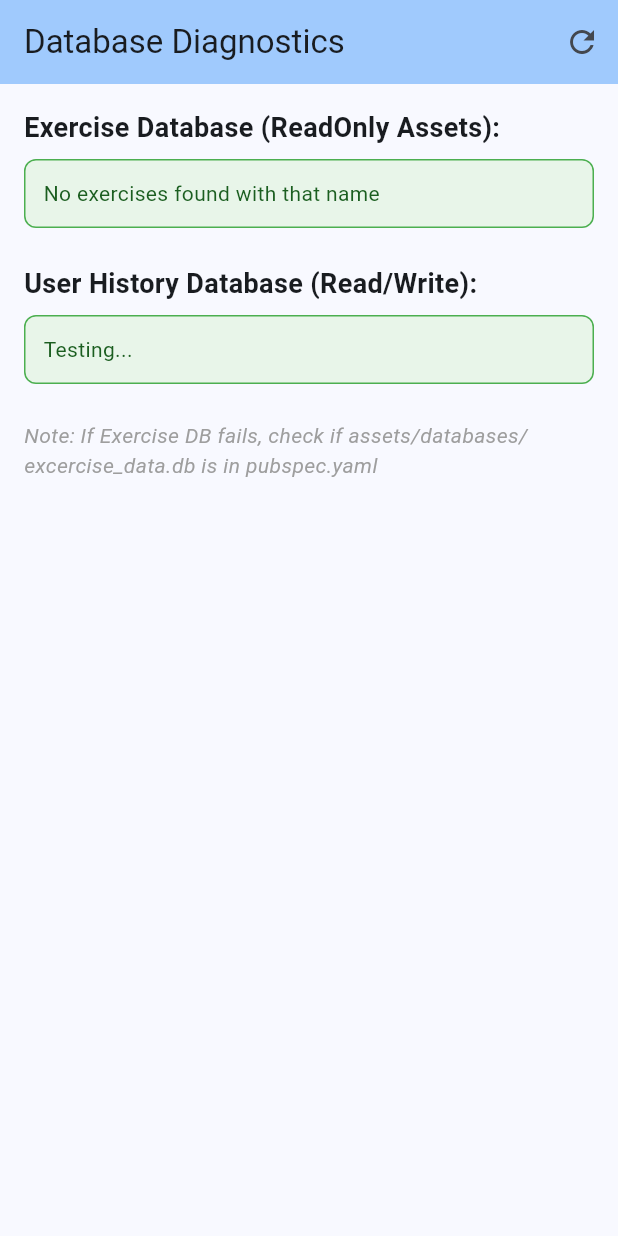
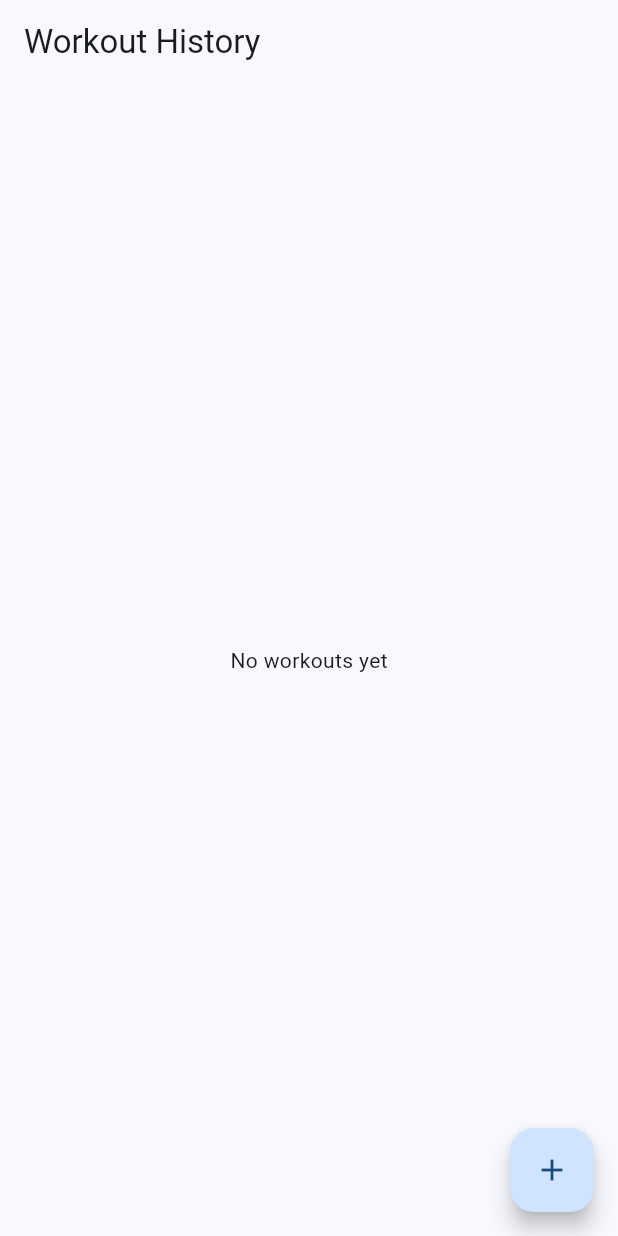
Before and after one commit to KATTSS/Workout_planner, a Flutter app: the screen it shows after launch, on a phone screen of 412 x 824 dp. Run offline on Flutter 3.47's test engine with Material 3 defaults, Android fonts, the phone set to English and light mode, and no system bars; our stand-ins replace flutter_riverpod, sqflite; accounts and stored records are empty; statements that could not run were skipped.

Commit message:
Feature: add providers to the project

```diff
--- /dev/null
+++ b/workout_planner/lib/Features/Presentation/Screens/workout_list_screen.dart
@@ -0,0 +1,46 @@
+import 'package:flutter/material.dart';
+import 'package:flutter_riverpod/flutter_riverpod.dart';
+import 'package:workout_planner/Features/Presentation/State/history_providers.dart';
+
+class WorkoutListScreen extends ConsumerWidget {
+  const WorkoutListScreen({super.key});
+
+  @override
+  Widget build(BuildContext context, WidgetRef ref) {
+    final workoutsAsync = ref.watch(recentWorkoutsProvider);
+
+    return Scaffold(
+      appBar: AppBar(title: const Text('Workout History')),
+      floatingActionButton: FloatingActionButton(
+        onPressed: () {
+          // TODO: Переход к созданию новой тренировки
+        },
+        child: const Icon(Icons.add),
+      ),
+      body: workoutsAsync.when(
+        data: (workouts) => workouts.isEmpty
+            ? const Center(child: Text('No workouts yet'))
+            : ListView.builder(
+                itemCount: workouts.length,
+                itemBuilder: (context, index) {
+                  final workout = workouts[index];
+                  return ListTile(
+                    title: Text(workout.date.toString().split(' ')[0]),
+                    subtitle: Text(
+                      '${workout.exerciseCount} exercises • ${workout.totalSets} sets',
+                    ),
+                    trailing: Icon(
+                      workout.isCompleted ? Icons.check_circle : Icons.edit,
+                    ),
+                    onTap: () {
+                      // TODO: Переход к деталям тренировки
+                    },
+                  );
+                },
+              ),
+        loading: () => const Center(child: CircularProgressIndicator()),
+        error: (error, stack) => Center(child: Text('Error: $error')),
+      ),
+    );
+  }
+}
--- /dev/null
+++ b/workout_planner/lib/Features/Presentation/State/history_providers.dart
@@ -0,0 +1,17 @@
+import 'package:flutter_riverpod/flutter_riverpod.dart';
+import 'package:workout_planner/Features/Domain/Entities/Workout/workout.dart';
+import 'package:workout_planner/Features/Domain/UseCases/Workout/providers.dart';
+import 'package:workout_planner/Features/Data/Providers/data_providers.dart';
+
+final recentWorkoutsProvider = FutureProvider<List<Workout>>((ref) async {
+  final getHistory = ref.watch(getWorkoutHistoryProvider);
+  return getHistory.getRecentWorkouts(limit: 20);
+});
+
+final workoutByIdProvider = FutureProvider.family<Workout?, int>((
+  ref,
+  id,
+) async {
+  final historyRepo = ref.watch(historyRepoProvider);
+  return historyRepo.getWorkout(id);
+});
--- a/workout_planner/lib/main.dart
+++ b/workout_planner/lib/main.dart
@@ -1,19 +1,17 @@
 import 'package:flutter/material.dart';
-import 'package:workout_planner/Features/Data/Repository/history_repo_realisation.dart';
-import 'package:workout_planner/Features/Data/Repository/exercise_repo_realisation.dart';
-import 'package:workout_planner/Features/Data/Service/exercise_db.dart';
-import 'package:workout_planner/Features/Data/Service/local_workout_data_source.dart';
+import 'package:flutter_riverpod/flutter_riverpod.dart';
 import 'package:workout_planner/Features/Data/Service/user_hist_db.dart';
-import 'Features/Domain/Entities/Performance/set_data.dart';
-import 'Features/Domain/Entities/Performance/ex_perfomance.dart';
-import 'Features/Application/Workout/workout_builder.dart';
+import 'package:workout_planner/Features/Presentation/Screens/workout_list_screen.dart';
 
 void main() async {
   WidgetsFlutterBinding.ensureInitialized();
-
   await UserHistDb.instance.init();
 
-  runApp(const MyApp());
+  runApp(
+    const ProviderScope(
+      child: MyApp(),
+    ),
+  );
 }
 
 class MyApp extends StatelessWidget {
@@ -22,175 +20,12 @@ class MyApp extends StatelessWidget {
   @override
   Widget build(BuildContext context) {
     return MaterialApp(
-      title: 'Workout DB Check',
+      title: 'Workout Planner',
       theme: ThemeData(
         colorScheme: ColorScheme.fromSeed(seedColor: Colors.blue),
         useMaterial3: true,
       ),
-      home: const MyHomePage(title: 'Database Diagnostics'),
+      home: const WorkoutListScreen(),
     );
   }
 }
-
-class MyHomePage extends StatefulWidget {
-  const MyHomePage({super.key, required this.title});
-  final String title;
-
-  @override
-  State<MyHomePage> createState() => _MyHomePageState();
-}
-
-class _MyHomePageState extends State<MyHomePage> {
-  late final HistoryRepo _historyRepo;
-  late final ExerciseRepo _ExerciseRepo;
-  late final LocalWorkoutDataSource _localWorkoutDataSource;
-
-  String _exerciseDbStatus = 'Testing...';
-  String _historyDbStatus = 'Testing...';
-  bool _isLoading = true;
-
-  @override
-  void initState() {
-    super.initState();
-    _localWorkoutDataSource = LocalWorkoutDataSource(UserHistDb.instance);
-    _ExerciseRepo = ExerciseRepo(ExerciseDb.instance);
-    _historyRepo = HistoryRepo(_localWorkoutDataSource, _ExerciseRepo);
-    _runDiagnostics();
-  }
-
-  Future<void> _runDiagnostics() async {
-    setState(() => _isLoading = true);
-
-    try {
-      final exercises = await _ExerciseRepo.getByName('Advanced Kettlebell');
-
-      if (exercises.isNotEmpty) {
-        _exerciseDbStatus =
-            'Success! Found ${exercises.length} exercise(s): ${exercises.first.toString()}';
-      } else {
-        _exerciseDbStatus = 'No exercises found with that name';
-      }
-
-      if (exercises.isNotEmpty) {
-        final testExercise = exercises.first;
-
-        final testSet = SetData(reps: 10, weight: 1.0);
-        final secondSet = SetData(reps: 12, weight: 1.2);
-
-        final exercisePerformance = ExercisePerformance.create(
-          exercise: testExercise,
-          sets: [testSet, secondSet],
-        );
-
-        final testWorkout = WorkoutBuilder()
-            .addExercise(exercisePerformance)
-            .setNotes("Testing database functionality")
-            .setDate(DateTime.now())
-            .build();
-
-        final savedId = await _historyRepo.saveWorkout(testWorkout);
-
-        if (savedId > 0) {
-          _historyDbStatus = 'Success! Record saved with ID: $savedId. ';
-
-          final retrieved = await _historyRepo.getWorkout(savedId);
-
-          if (retrieved != null) {
-            _historyDbStatus +=
-                'Retrieved: ${retrieved.exercises.length} exercise(s), Date: ${retrieved.date.toString().split(' ')[0]}, Total sets: ${retrieved.totalSets}.\n ${retrieved.toString()}';
-
-            final allWorkouts = await _historyRepo.getAll(limit: 2);
-            _historyDbStatus +=
-                '\nTotal workouts in DB: ${allWorkouts.length}.';
-          } else {
-            _historyDbStatus += 'Failed to retrieve the record after saving.';
-          }
-        } else {
-          _historyDbStatus = 'Failed to save workout (returned ID: $savedId).';
-        }
-      }
-    } catch (e) {
-      _exerciseDbStatus = 'Error: $e';
-      _historyDbStatus = 'Error: $e';
-      print('Detailed error: $e');
-    } finally {
-      if (mounted) {
-        setState(() => _isLoading = false);
-      }
-    }
-  }
-
-  @override
-  Widget build(BuildContext context) {
-    return Scaffold(
-      appBar: AppBar(
-        backgroundColor: Theme.of(context).colorScheme.inversePrimary,
-        title: Text(widget.title),
-        actions: [
-          IconButton(
-            icon: const Icon(Icons.refresh),
-            onPressed: _runDiagnostics,
-          ),
-        ],
-      ),
-      body: Padding(
-        padding: const EdgeInsets.all(16.0),
-        child: _isLoading
-            ? const Center(child: CircularProgressIndicator())
-            : SingleChildScrollView(
-                child: Column(
-                  crossAxisAlignment: CrossAxisAlignment.start,
-                  children: [
-                    const Text(
-                      'Exercise Database (ReadOnly Assets):',
-                      style: TextStyle(
-                        fontWeight: FontWeight.bold,
-                        fontSize: 18,
-                      ),
-                    ),
-                    const SizedBox(height: 8),
-                    _buildStatusBox(_exerciseDbStatus),
-                    const SizedBox(height: 24),
-                    const Text(
-                      'User History Database (Read/Write):',
-                      style: TextStyle(
-                        fontWeight: FontWeight.bold,
-                        fontSize: 18,
-                      ),
-                    ),
-                    const SizedBox(height: 8),
-                    _buildStatusBox(_historyDbStatus),
-                    const SizedBox(height: 24),
-                    const Text(
-                      'Note: If Exercise DB fails, check if assets/databases/excercise_data.db is in pubspec.yaml',
-                      style: TextStyle(
-                        fontStyle: FontStyle.italic,
-                        color: Colors.grey,
-                      ),
-                    ),
-                  ],
-                ),
-              ),
-      ),
-    );
-  }
-
-  Widget _buildStatusBox(String text) {
-    bool isError = text.contains('Error');
-    return Container(
-      width: double.infinity,
-      padding: const EdgeInsets.all(12),
-      decoration: BoxDecoration(
-        color: isError ? Colors.red.shade50 : Colors.green.shade50,
-        borderRadius: BorderRadius.circular(8),
-        border: Border.all(color: isError ? Colors.red : Colors.green),
-      ),
-      child: Text(
-        text,
-        style: TextStyle(
-          color: isError ? Colors.red.shade900 : Colors.green.shade900,
-        ),
-      ),
-    );
-  }
-}
```
Also changed, not shown: workout_planner/lib/Features/Data/Providers/data_providers.dart (added, +32 -0 lines), workout_planner/lib/Features/Domain/UseCases/Workout/providers.dart (added, +34 -0 lines), workout_planner/lib/Features/Presentation/State/providers.dart (added, +7 -0 lines), workout_planner/lib/Features/Presentation/State/workout_session_notifier.dart (added, +151 -0 lines), 1 other file.
